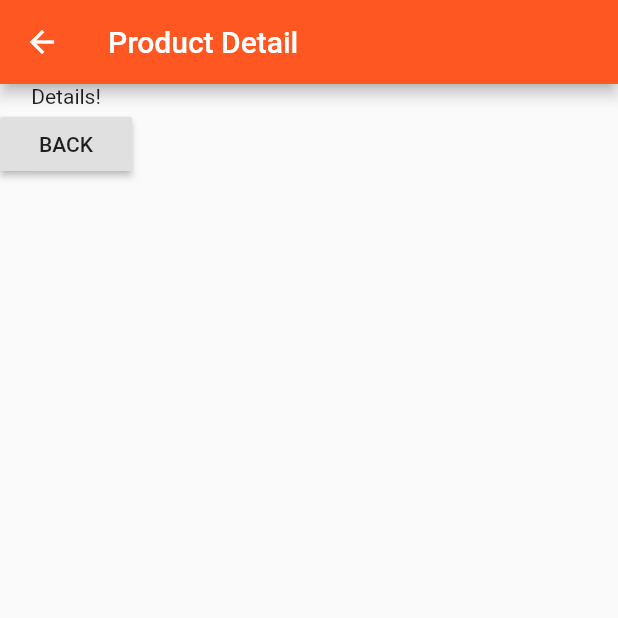
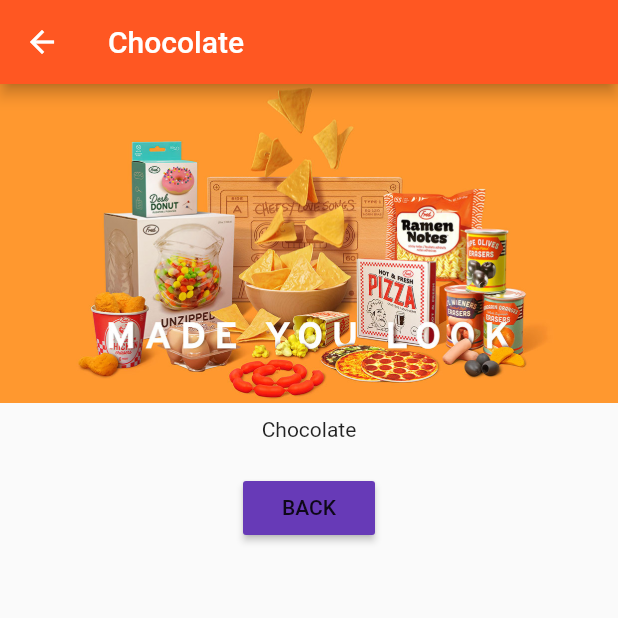
Before and after one commit to azamat87/flutter_app, a Flutter app: the screen it shows after launch, after a tap on "Add Product", after a tap on "Details", on a phone screen of 412 x 824 dp, the top half of it. Run offline on Flutter 3.47's test engine with Material 2 defaults, Android fonts, the phone set to English and light mode, and no system bars.

Commit message:
navigation passing data

```diff
--- a/lib/pages/product.dart
+++ b/lib/pages/product.dart
@@ -1,19 +1,34 @@
+import 'package:flutter/cupertino.dart';
 import 'package:flutter/material.dart';
 
 
 class ProductPage extends StatelessWidget {
+
+  final String title;
+  final String imageUrl;
+
+  ProductPage(this.title, this.imageUrl);
+
   @override
   Widget build(BuildContext context) {
     return Scaffold(
       appBar: AppBar(
-        title: Text('Product Detail'),
+        title: Text(title),
       ),
       body: Column(
+        crossAxisAlignment: CrossAxisAlignment.center,
         children: <Widget>[
-          Text('Details!'),
-          RaisedButton(
-            child: Text('BACK'),
-            onPressed: () => Navigator.pop(context),
+          Image.asset(imageUrl),
+          Container(
+              padding: EdgeInsets.all(10.0),
+              child: Text(title)),
+          Container(
+            padding: EdgeInsets.all(10.0),
+            child: RaisedButton(
+              color: Theme.of(context).accentColor,
+              child: Text('BACK'),
+              onPressed: () => Navigator.pop(context),
+            ),
           )
         ],
       ),
--- a/lib/product_control.dart
+++ b/lib/product_control.dart
@@ -12,7 +12,7 @@ class ProductControl extends StatelessWidget {
     return RaisedButton(
       color: Theme.of(context).primaryColor,
       onPressed: () {
-        addProduct('Sweets');
+        addProduct({'title': 'Chocolate', 'image': 'images/food.jpg'});
       },
       child: Text('Add Product'),
     );
--- a/lib/product_manager.dart
+++ b/lib/product_manager.dart
@@ -5,7 +5,7 @@ import 'package:flutterapp/product_control.dart';
 import 'package:flutterapp/products.dart';
 
 class ProductManager extends StatefulWidget {
-  final String startingProduct;
+  final Map<String, String> startingProduct;
 
   ProductManager({this.startingProduct}) {
     print('[ProductManager Widget] Constructor');
@@ -19,7 +19,7 @@ class ProductManager extends StatefulWidget {
 }
 
 class _ProductManagerState extends State<ProductManager> {
-  List<String> _products = [];
+  List<Map<String, String>> _products = [];
 
   @override
   void initState() {
@@ -36,7 +36,7 @@ class _ProductManagerState extends State<ProductManager> {
     super.didUpdateWidget(oldWidget);
   }
 
-  void _addProduct(String product) {
+  void _addProduct(Map<String, String> product) {
     setState(() {
       _products.add(product);
     });
--- a/lib/products.dart
+++ b/lib/products.dart
@@ -2,7 +2,7 @@ import 'package:flutter/material.dart';
 import 'package:flutterapp/pages/product.dart';
 
 class Products extends StatelessWidget {
-  final List<String> products;
+  final List<Map<String, String>> products;
 
   Products([this.products = const []]) {
     print('[Products Widget] Constructor');
@@ -12,8 +12,8 @@ class Products extends StatelessWidget {
     return Card(
       child: Column(
         children: <Widget>[
-          Image.asset('images/food.jpg'),
-          Text(products[index]),
+          Image.asset(products[index]['image']),
+          Text(products[index]['title']),
           ButtonBar(
             alignment: MainAxisAlignment.center,
             children: <Widget>[
@@ -22,7 +22,7 @@ class Products extends StatelessWidget {
                 onPressed: () => Navigator.push(
                   context,
                   MaterialPageRoute(
-                    builder: (BuildContext context) => ProductPage(),
+                    builder: (BuildContext context) => ProductPage(products[index]['title'], products[index]['image']),
                   ),
                 ),
               )
```
